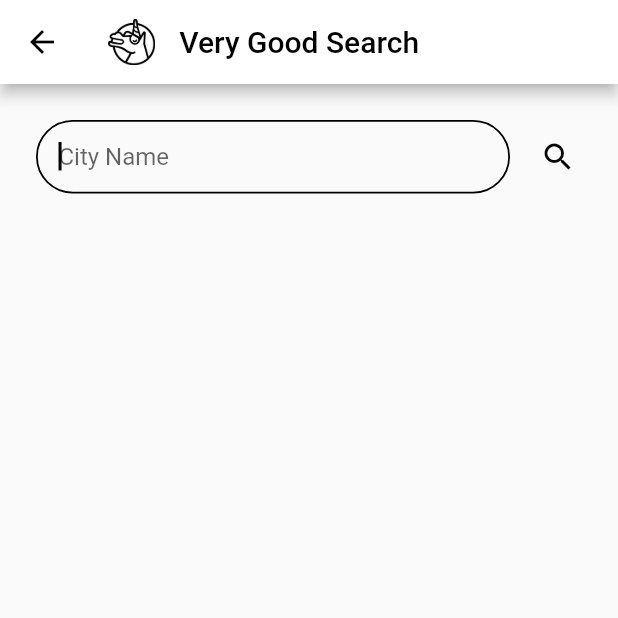
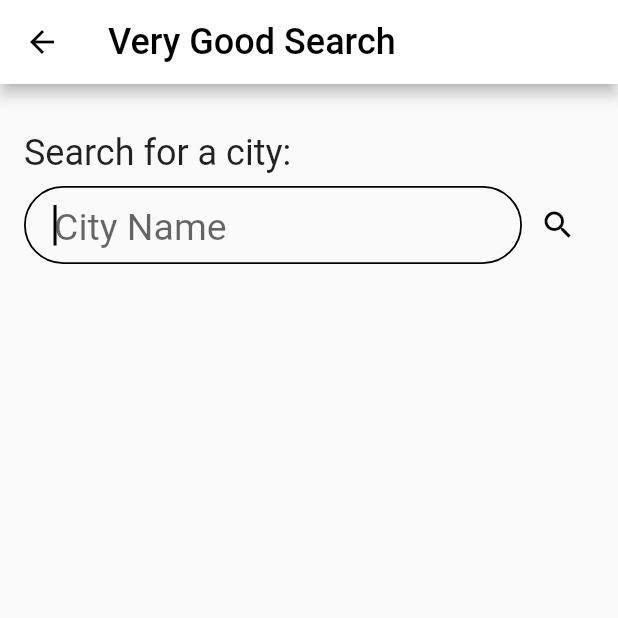
Before and after one commit to kenzieshimrock/very_good_weather, a Flutter app: the WeatherView screen opened directly, after a tap on the "search" icon, on a phone screen of 412 x 824 dp, the top half of it. Run offline on Flutter 3.47's test engine with Material 2 defaults, Android fonts, the light colour scheme and no system bars; our stand-ins replace bloc, equatable, flutter_bloc, google_fonts, hydrated_bloc; missing offline and left inert: flutter_services_binding; generated files the repository leaves out were written again; Roboto replaces fonts that are missing (Dongle); statements that could not run were skipped.

Commit message:
search bar font sizing and centering fixes

```diff
--- a/lib/search/view/search_page.dart
+++ b/lib/search/view/search_page.dart
@@ -27,45 +27,53 @@ class _SearchPageState extends State<SearchPage> {
   Widget build(BuildContext context) {
     return Scaffold(
       appBar: AppBar(
-        title: IntrinsicWidth(
-          child: Row(
-            children: [
-              Image.asset(
-                'assets/vgv_logo.png',
-                scale: 14,
-              ),
-              SizedBox(
-                width: Sizing.standard,
-              ),
-              const Text('Very Good Search'),
-            ],
-          ),
+        title: Text(
+          'Very Good Search',
+          style: TextStyle(fontSize: Sizing.medium),
         ),
         iconTheme: const IconThemeData(color: Colors.black),
       ),
       body: Padding(
         padding: EdgeInsets.all(Sizing.standard),
-        child: Row(
+        child: Column(
+          crossAxisAlignment: CrossAxisAlignment.start,
+          children: [
+            SizedBox(
+              height: Sizing.standard,
+            ),
+            Text(
+              'Search for a city:',
+              style: TextStyle(fontSize: Sizing.medium),
+            ),
+            SizedBox(
+              height: Sizing.small,
+            ),
+            Row(
               children: [
                 Expanded(
-              child: Padding(
-                padding: const EdgeInsets.all(8.0),
                   child: TextField(
+                    style: const TextStyle(fontSize: 27, height: 1.2),
+                    textAlignVertical: TextAlignVertical.bottom,
                     cursorColor: Colors.black,
+                    cursorHeight: 27,
                     autofocus: true,
                     controller: _textController,
                     onSubmitted: (_) => Navigator.of(context).pop(_text),
                     decoration: InputDecoration(
                       hintText: 'City Name',
-                    hintStyle: TextStyle(fontSize: Sizing.standard),
-                    contentPadding: const EdgeInsets.all(15),
+                      hintStyle: const TextStyle(fontSize: 25),
+                      contentPadding: const EdgeInsets.symmetric(
+                        vertical: 10,
+                        horizontal: 20,
+                      ),
                       border: OutlineInputBorder(
                         borderRadius: BorderRadius.circular(30),
                       ),
                       focusedBorder: OutlineInputBorder(
                         borderRadius: BorderRadius.circular(30),
-                      borderSide:
-                          const BorderSide(width: 1.2, color: Colors.black),
+                        borderSide: const BorderSide(
+                          width: 1.2,
+                          color: Colors.black,
                         ),
                       ),
                     ),
@@ -74,6 +82,7 @@ class _SearchPageState extends State<SearchPage> {
                 IconButton(
                   key: const Key('searchPage_search_iconButton'),
                   icon: const Icon(Icons.search),
+                  tooltip: 'search for city',
                   onPressed: () {
                     _textController.text.isNotEmpty
                         ? Navigator.of(context).pop(_text)
@@ -91,6 +100,8 @@ class _SearchPageState extends State<SearchPage> {
                 )
               ],
             ),
+          ],
+        ),
       ),
     );
   }
--- a/lib/settings/view/settings_page.dart
+++ b/lib/settings/view/settings_page.dart
@@ -4,17 +4,15 @@ import 'package:very_good_weather/styles/sizing.dart';
 import 'package:very_good_weather/weather/weather.dart';
 
 class SettingsPage extends StatelessWidget {
-
   const SettingsPage({Key? key}) : super(key: key);
 
   static Route route(WeatherCubit weatherCubit) {
     return MaterialPageRoute<void>(
       // BlocProvider.value provides the existing WeatherCubit instance to its child.
-      builder: (_) =>
-          BlocProvider.value(
-            value: weatherCubit,
-            child: const SettingsPage(),
-          ),
+      builder: (_) => BlocProvider.value(
+        value: weatherCubit,
+        child: const SettingsPage(),
+      ),
     );
   }
 
@@ -22,19 +20,9 @@ class SettingsPage extends StatelessWidget {
   Widget build(BuildContext context) {
     return Scaffold(
       appBar: AppBar(
-        title: IntrinsicWidth(
-          child: Row(
-            children: [
-              Image.asset(
-                'assets/vgv_logo.png',
-                scale: 14,
-              ),
-              SizedBox(
-                width: Sizing.standard,
-              ),
-              const Text('Very Good Settings'),
-            ],
-          ),
+        title: Text(
+          'Very Good Settings',
+          style: TextStyle(fontSize: Sizing.medium),
         ),
         iconTheme: const IconThemeData(color: Colors.black),
       ),
@@ -45,7 +33,7 @@ class SettingsPage extends StatelessWidget {
             // BlocBuilder rebuilds UI based on state changes emitting from WeatherCubit() instance
             BlocBuilder<WeatherCubit, WeatherState>(
               buildWhen: (previous, current) =>
-              previous.temperatureUnits != current.temperatureUnits,
+                  previous.temperatureUnits != current.temperatureUnits,
               builder: (context, state) {
                 return ListTile(
                   title: Text(
@@ -54,9 +42,7 @@ class SettingsPage extends StatelessWidget {
                   ),
                   isThreeLine: true,
                   subtitle: Text(
-                    'Current: ${state.temperatureUnits.isCelsius
-                        ? 'Celsius'
-                        : 'Fahrenheit'}',
+                    'Current: ${state.temperatureUnits.isCelsius ? 'Celsius' : 'Fahrenheit'}',
                     style: TextStyle(fontSize: Sizing.standard),
                   ),
                   trailing: Switch(
--- a/lib/weather/view/weather_page.dart
+++ b/lib/weather/view/weather_page.dart
@@ -35,7 +35,10 @@ class WeatherView extends StatelessWidget {
             SizedBox(
               width: Sizing.standard,
             ),
-            const Text('Very Good Weather'),
+            Text(
+              'Very Good Weather',
+              style: TextStyle(fontSize: Sizing.medium),
+            ),
           ],
         ),
         centerTitle: false,
```
Lines whose indentation alone changed are shown as unchanged.
